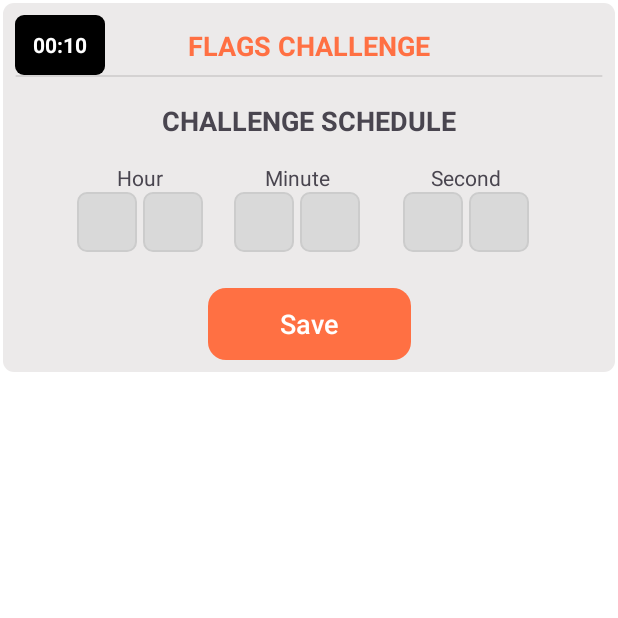
After one commit to cirilmk/flagchallenge, an Android app: the fragment ScheduleFragment shown on its own in the app's theme, on a phone screen of 412 x 824 dp, the top half of it. The commit adds this screen. Run offline under Robolectric (Android 15) with nearby library versions, the phone set to English and light mode, and no system bars; 1 statement that could not run was skipped.

Commit message:
Schedule fragment UI

```diff
--- a/app/build.gradle.kts
+++ b/app/build.gradle.kts
@@ -64,6 +64,10 @@ dependencies {
     implementation(libs.coroutines.core)
     implementation(libs.coroutines.android)
 
+    // Navigation
+    implementation(libs.androidx.navigation.fragment.ktx)
+    implementation(libs.androidx.navigation.ui.ktx)
+
     // Testing
     testImplementation(libs.junit)
     androidTestImplementation(libs.androidx.junit)
--- /dev/null
+++ b/app/src/main/java/com/ciril/flagchallenge/ui/ScheduleFragment.kt
@@ -0,0 +1,38 @@
+package com.ciril.flagchallenge.ui
+
+import android.os.Bundle
+import android.view.LayoutInflater
+import android.view.View
+import android.view.ViewGroup
+import androidx.fragment.app.Fragment
+import androidx.navigation.fragment.findNavController
+import com.ciril.flagchallenge.databinding.FragmentScheduleBinding
+
+class ScheduleFragment : Fragment() {
+
+    private var _binding: FragmentScheduleBinding? = null
+    private val binding get() = _binding!!
+
+    override fun onCreateView(
+        inflater: LayoutInflater, container: ViewGroup?,
+        savedInstanceState: Bundle?
+    ): View {
+        _binding = FragmentScheduleBinding.inflate(inflater, container, false)
+        return binding.root
+    }
+
+    override fun onViewCreated(view: View, savedInstanceState: Bundle?) {
+        super.onViewCreated(view, savedInstanceState)
+
+        binding.btnStart.setOnClickListener {
+            findNavController().navigate(
+                ScheduleFragmentDirections.actionScheduleToChallenge()
+            )
+        }
+    }
+
+    override fun onDestroyView() {
+        super.onDestroyView()
+        _binding = null
+    }
+}
--- /dev/null
+++ b/app/src/main/res/drawable/bg_black_box.xml
@@ -0,0 +1,6 @@
+<?xml version="1.0" encoding="utf-8"?>
+<shape xmlns:android="http://schemas.android.com/apk/res/android"
+    android:shape="rectangle">
+    <solid android:color="#000000"/>
+    <corners android:radius="6dp"/>
+</shape>
--- /dev/null
+++ b/app/src/main/res/drawable/bg_button_orange.xml
@@ -0,0 +1,6 @@
+<?xml version="1.0" encoding="utf-8"?>
+<shape xmlns:android="http://schemas.android.com/apk/res/android"
+    android:shape="rectangle">
+    <solid android:color="@color/colorPrimary"/>
+    <corners android:radius="12dp"/>
+</shape>
--- /dev/null
+++ b/app/src/main/res/drawable/bg_grey_box.xml
@@ -0,0 +1,6 @@
+<?xml version="1.0" encoding="utf-8"?>
+<shape xmlns:android="http://schemas.android.com/apk/res/android"
+    android:shape="rectangle">
+    <solid android:color="@color/lightGrey"/>
+    <corners android:radius="7dp"/>
+</shape>
--- /dev/null
+++ b/app/src/main/res/drawable/bg_seperator_horizontal.xml
@@ -0,0 +1,19 @@
+<?xml version="1.0" encoding="utf-8"?>
+<vector
+xmlns:android="http://schemas.android.com/apk/res/android"
+android:width="423.5dp"
+android:height="1dp"
+android:viewportWidth="423.5"
+android:viewportHeight="1"
+    >
+<group>
+    <clip-path
+        android:pathData="M0.5 0.5H423H0.5Z"
+        />
+</group>
+<path
+    android:pathData="M0.5 0.5H423H0.5Z"
+    android:strokeWidth="1"
+    android:strokeColor="#1A000000"
+    />
+</vector>
--- /dev/null
+++ b/app/src/main/res/drawable/bg_time_box.xml
@@ -0,0 +1,7 @@
+<?xml version="1.0" encoding="utf-8"?>
+<shape xmlns:android="http://schemas.android.com/apk/res/android"
+    android:shape="rectangle">
+    <solid android:color="@color/colorBackgroundShape"/>
+    <corners android:radius="6dp"/>
+    <stroke android:width="1dp" android:color="#CCCCCC"/>
+</shape>
--- a/app/src/main/res/layout/activity_main.xml
+++ b/app/src/main/res/layout/activity_main.xml
@@ -3,39 +3,19 @@
     xmlns:android="http://schemas.android.com/apk/res/android"
     xmlns:app="http://schemas.android.com/apk/res-auto"
     android:layout_width="match_parent"
-    android:layout_height="match_parent"
-    android:padding="24dp">
+    android:layout_height="match_parent">
 
-    <com.google.android.material.textview.MaterialTextView
-        android:id="@+id/tvTitle"
+    <!-- Navigation Host -->
+    <androidx.fragment.app.FragmentContainerView
+        android:id="@+id/nav_host_fragment"
+        android:name="androidx.navigation.fragment.NavHostFragment"
         android:layout_width="0dp"
-        android:layout_height="wrap_content"
-        android:text="Flags Challenge"
-        style="@style/HeaderTextViewStyle"
-        android:gravity="center"
+        android:layout_height="0dp"
+        app:defaultNavHost="true"
+        app:navGraph="@navigation/nav_graph"
         app:layout_constraintTop_toTopOf="parent"
+        app:layout_constraintBottom_toBottomOf="parent"
         app:layout_constraintStart_toStartOf="parent"
-        app:layout_constraintEnd_toEndOf="parent"
-        />
-
-    <com.google.android.material.button.MaterialButton
-        android:id="@+id/btnSchedule"
-        android:layout_width="0dp"
-        android:layout_height="wrap_content"
-        android:text="Set Challenge Time"
-        app:layout_constraintTop_toBottomOf="@id/tvTitle"
-        app:layout_constraintStart_toStartOf="parent"
-        app:layout_constraintEnd_toEndOf="parent"
-        android:layout_marginTop="32dp"/>
-
-    <com.google.android.material.button.MaterialButton
-        android:id="@+id/btnChallenge"
-        android:layout_width="0dp"
-        android:layout_height="wrap_content"
-        android:text="Start Challenge"
-        app:layout_constraintTop_toBottomOf="@id/btnSchedule"
-        app:layout_constraintStart_toStartOf="parent"
-        app:layout_constraintEnd_toEndOf="parent"
-        android:layout_marginTop="16dp"/>
+        app:layout_constraintEnd_toEndOf="parent"/>
 
 </androidx.constraintlayout.widget.ConstraintLayout>
--- /dev/null
+++ b/app/src/main/res/layout/fragment_schedule.xml
@@ -0,0 +1,158 @@
+<?xml version="1.0" encoding="utf-8"?>
+<androidx.constraintlayout.widget.ConstraintLayout xmlns:android="http://schemas.android.com/apk/res/android"
+    xmlns:app="http://schemas.android.com/apk/res-auto"
+    android:layout_width="match_parent"
+    android:layout_height="wrap_content"
+    android:background="@drawable/bg_grey_box"
+    android:layout_margin="2dp"
+    android:padding="8dp">
+
+    <!-- Timer Black Box -->
+    <TextView
+        android:id="@+id/tvTimer"
+        android:layout_width="wrap_content"
+        android:layout_height="wrap_content"
+        android:background="@drawable/bg_black_box"
+        android:gravity="center"
+        android:minWidth="60dp"
+        android:minHeight="40dp"
+        android:text="00:10"
+        android:textColor="@android:color/white"
+        android:textStyle="bold"
+        app:layout_constraintStart_toStartOf="parent"
+        app:layout_constraintTop_toTopOf="parent" />
+
+    <!-- Heading -->
+    <TextView
+        android:id="@+id/tvHeading"
+        style="@style/HeaderTextViewStyle"
+        android:layout_width="wrap_content"
+        android:layout_height="wrap_content"
+        android:text="FLAGS CHALLENGE"
+        app:layout_constraintBottom_toBottomOf="@+id/tvTimer"
+        app:layout_constraintEnd_toEndOf="parent"
+        app:layout_constraintStart_toStartOf="parent"
+        app:layout_constraintTop_toTopOf="@+id/tvTimer" />
+
+    <!--Separator-->
+    <View
+        android:layout_width="0dp"
+        android:layout_height="1dp"
+        android:background="@drawable/bg_seperator_horizontal"
+        app:layout_constraintEnd_toEndOf="parent"
+        app:layout_constraintStart_toStartOf="parent"
+        app:layout_constraintTop_toBottomOf="@+id/tvTimer" />
+
+    <!-- Sub Heading -->
+    <TextView
+        android:id="@+id/tvSubHeading"
+        android:layout_width="wrap_content"
+        android:layout_height="wrap_content"
+        android:layout_marginTop="18dp"
+        android:text="CHALLENGE SCHEDULE"
+        android:textSize="18sp"
+        android:textStyle="bold"
+        app:layout_constraintEnd_toEndOf="parent"
+        app:layout_constraintStart_toStartOf="parent"
+        app:layout_constraintTop_toBottomOf="@id/tvTimer" />
+
+    <!-- Labels Row -->
+    <TextView
+        android:id="@+id/tvHour"
+        android:layout_width="wrap_content"
+        android:layout_height="wrap_content"
+        android:layout_marginTop="16dp"
+        android:text="Hour"
+        app:layout_constraintEnd_toStartOf="@+id/tvMinute"
+        app:layout_constraintHorizontal_bias="0.5"
+        app:layout_constraintStart_toStartOf="parent"
+        app:layout_constraintTop_toBottomOf="@id/tvSubHeading" />
+
+    <TextView
+        android:id="@+id/tvMinute"
+        android:layout_width="wrap_content"
+        android:layout_height="wrap_content"
+        android:text="Minute"
+        app:layout_constraintEnd_toStartOf="@+id/tvSecond"
+        app:layout_constraintHorizontal_bias="0.5"
+        app:layout_constraintStart_toEndOf="@+id/tvHour"
+        app:layout_constraintTop_toTopOf="@id/tvHour" />
+
+    <TextView
+        android:id="@+id/tvSecond"
+        android:layout_width="wrap_content"
+        android:layout_height="wrap_content"
+        android:text="Second"
+        app:layout_constraintEnd_toEndOf="parent"
+        app:layout_constraintHorizontal_bias="0.5"
+        app:layout_constraintStart_toEndOf="@id/tvMinute"
+        app:layout_constraintTop_toTopOf="@id/tvMinute" />
+
+    <!-- Hour Boxes -->
+    <EditText
+        android:id="@+id/etHour1"
+        style="@style/TimeBoxStyle"
+        app:layout_constraintStart_toStartOf="@id/tvHour"
+        app:layout_constraintTop_toBottomOf="@id/tvHour"
+        app:layout_constraintEnd_toStartOf="@id/etHour2"
+        android:layout_marginEnd="2dp"/>
+
+    <EditText
+        android:id="@+id/etHour2"
+        style="@style/TimeBoxStyle"
+        app:layout_constraintStart_toEndOf="@id/etHour1"
+        app:layout_constraintTop_toTopOf="@id/etHour1"
+        app:layout_constraintEnd_toEndOf="@id/tvHour"
+        android:layout_marginStart="2dp"/>
+
+    <!-- Minute Boxes -->
+    <EditText
+        android:id="@+id/etMin1"
+        style="@style/TimeBoxStyle"
+        app:layout_constraintStart_toStartOf="@id/tvMinute"
+        app:layout_constraintTop_toTopOf="@id/etHour1"
+        app:layout_constraintEnd_toStartOf="@id/etMin2"
+        android:layout_marginEnd="2dp"/>
+
+    <EditText
+        android:id="@+id/etMin2"
+        style="@style/TimeBoxStyle"
+        app:layout_constraintStart_toEndOf="@id/etMin1"
+        app:layout_constraintTop_toTopOf="@id/etMin1"
+        app:layout_constraintEnd_toEndOf="@id/tvMinute"
+        android:layout_marginStart="2dp"/>
+
+    <!-- Second Boxes -->
+    <EditText
+        android:id="@+id/etSec1"
+        style="@style/TimeBoxStyle"
+        app:layout_constraintStart_toStartOf="@id/tvSecond"
+        app:layout_constraintTop_toTopOf="@id/etHour1"
+        app:layout_constraintEnd_toStartOf="@id/etSec2"
+        android:layout_marginEnd="2dp"/>
+
+    <EditText
+        android:id="@+id/etSec2"
+        style="@style/TimeBoxStyle"
+        app:layout_constraintEnd_toEndOf="@id/tvSecond"
+        app:layout_constraintStart_toEndOf="@id/etSec1"
+        app:layout_constraintTop_toTopOf="@id/etSec1"
+        android:layout_marginStart="2dp"/>
+
+    <!-- Save Button -->
+    <Button
+        android:id="@+id/btnSave"
+        android:layout_width="wrap_content"
+        android:layout_height="wrap_content"
+        android:layout_marginTop="24dp"
+        android:paddingStart="48dp"
+        android:paddingEnd="48dp"
+        android:background="@drawable/bg_button_orange"
+        android:text="Save"
+        android:textSize="18sp"
+        android:textColor="@android:color/white"
+        app:layout_constraintEnd_toEndOf="parent"
+        app:layout_constraintStart_toStartOf="parent"
+        app:layout_constraintTop_toBottomOf="@id/etHour1" />
+
+</androidx.constraintlayout.widget.ConstraintLayout>
--- /dev/null
+++ b/app/src/main/res/navigation/nav_graph.xml
@@ -0,0 +1,29 @@
+<?xml version="1.0" encoding="utf-8"?>
+<navigation xmlns:android="http://schemas.android.com/apk/res/android"
+    xmlns:app="http://schemas.android.com/apk/res-auto"
+    android:id="@+id/nav_graph"
+    app:startDestination="@id/scheduleFragment">
+
+    <fragment
+        android:id="@+id/scheduleFragment"
+        android:name="com.ciril.flagchallenge.ui.schedule.ScheduleFragment"
+        android:label="Schedule" >
+        <action
+            android:id="@+id/action_schedule_to_challenge"
+            app:destination="@id/challengeFragment" />
+    </fragment>
+
+    <fragment
+        android:id="@+id/challengeFragment"
+        android:name="com.ciril.flagchallenge.ui.challenge.ChallengeFragment"
+        android:label="Challenge" >
+        <action
+            android:id="@+id/action_challenge_to_result"
+            app:destination="@id/resultFragment" />
+    </fragment>
+
+    <fragment
+        android:id="@+id/resultFragment"
+        android:name="com.ciril.flagchallenge.ui.result.ResultFragment"
+        android:label="Result" />
+</navigation>
--- a/app/src/main/res/values/colors.xml
+++ b/app/src/main/res/values/colors.xml
@@ -4,8 +4,10 @@
     <color name="colorOnPrimary">#FFFFFF</color>
     <color name="colorSecondary">#FFFFFF</color>
     <color name="colorOnSecondary">#000000</color>
-    <color name="colorBackground">#D9D9D9</color>
+    <color name="colorBackground">#FFFFFF</color>
     <color name="colorOnBackground">#000000</color>
     <color name="colorSurface">#FFFFFF</color>
     <color name="colorOnSurface">#000000</color>
+    <color name="lightGrey">#ECEAEA</color>
+    <color name="colorBackgroundShape">#D9D9D9</color>
 </resources>
--- a/app/src/main/res/values/styles.xml
+++ b/app/src/main/res/values/styles.xml
@@ -5,4 +5,14 @@
         <item name="android:textStyle">bold</item>
         <item name="android:textColor">?attr/colorPrimary</item>
     </style>
+
+    <style name="TimeBoxStyle">
+        <item name="android:layout_width">40dp</item>
+        <item name="android:layout_height">40dp</item>
+        <item name="android:gravity">center</item>
+        <item name="android:inputType">number</item>
+        <item name="android:background">@drawable/bg_time_box</item>
+        <item name="android:textSize">16sp</item>
+    </style>
+
 </resources>
```
Also changed, not shown: gradle/libs.versions.toml (+9 -0 lines).
